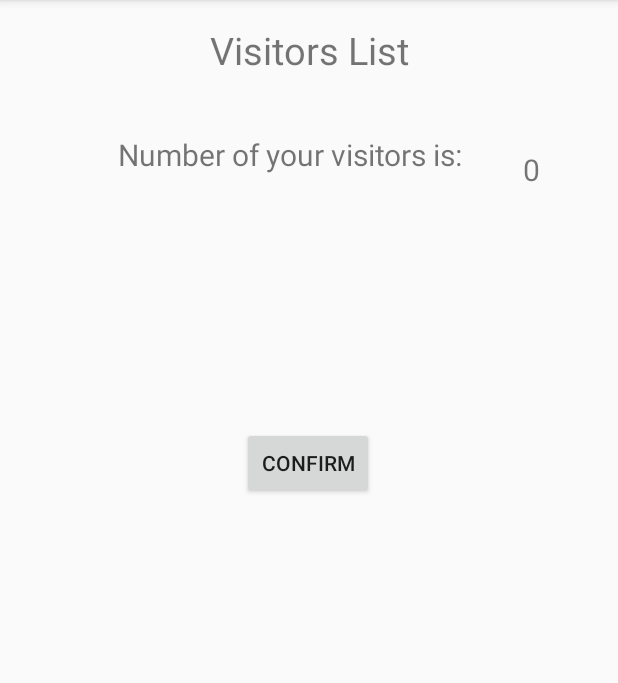
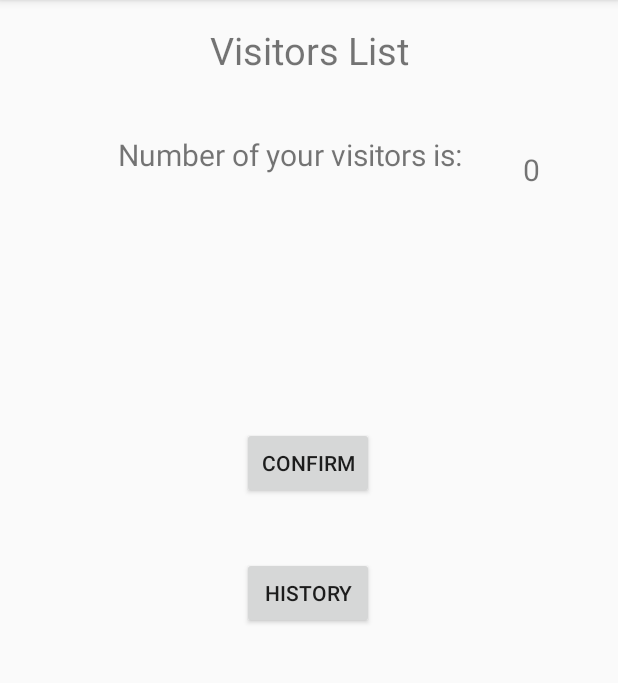
Before and after one commit to tongdanzhu/3010Project, an Android app: the doorbell screen opened directly, with no data from a screen before it, on a phone screen of 412 x 824 dp, the part 84-767 px from its top. Run offline under Robolectric (Android 15) with nearby library versions, the phone set to English and light mode, and no system bars; 1 statement that could not run was skipped.

Commit message:
add function:show visitor history list

```diff
--- a/Sweet/app/src/main/AndroidManifest.xml
+++ b/Sweet/app/src/main/AndroidManifest.xml
@@ -21,6 +21,7 @@
         <activity android:name=".light"></activity>
         <activity android:name=".doorbell"></activity>
         <activity android:name=".mailbox"></activity>
+        <activity android:name=".visitorHistory"></activity>
 
     </application>
 
--- a/Sweet/app/src/main/java/com/example/sweet/doorbell.java
+++ b/Sweet/app/src/main/java/com/example/sweet/doorbell.java
@@ -21,6 +21,7 @@ public class doorbell extends AppCompatActivity {
     private TextView visitorsNum;
     private TextView visitorInfo;
     private Button confirm_bt;
+    private Button history_bt;
     private String houseid;
     private List<visitorVO> list = new ArrayList<>(); //a list of visitors
     private int i; //count the number of visitors in list.
@@ -55,6 +56,8 @@ public class doorbell extends AppCompatActivity {
                     break;
 
 
+
+
             }
 
         }
@@ -73,6 +76,8 @@ public class doorbell extends AppCompatActivity {
          visitorInfo = (TextView) findViewById(R.id.visitorInfo);
          confirm_bt = (Button) findViewById(R.id.visitorConfirmButton) ;
          confirm_bt.setEnabled(Boolean.TRUE);
+         history_bt = (Button) findViewById(R.id.history);
+         history_bt.setEnabled(Boolean.TRUE);
 
 
         /*
@@ -138,7 +143,7 @@ public class doorbell extends AppCompatActivity {
                                 message.what = 2;
                                 message.obj = s;
                             }else {
-                                 s = "confirm failed";
+                                 s = "You have no visitors";
                                 message.what = 3;
                                 message.obj = s;
                             }
@@ -159,6 +164,20 @@ public class doorbell extends AppCompatActivity {
         });
 
 
+        history_bt.setOnClickListener(new View.OnClickListener() {
+            @Override
+            public void onClick(View v) {
+
+                Intent intent = new Intent();
+                intent.setClass(doorbell.this,visitorHistory.class);
+                intent.putExtra("house_id", houseid);
+                startActivity(intent);
+
+            }
+        });
+
+
+
     }
 
     /*
--- a/Sweet/app/src/main/res/layout/doorbell.xml
+++ b/Sweet/app/src/main/res/layout/doorbell.xml
@@ -70,4 +70,16 @@
         app:layout_constraintStart_toStartOf="parent"
         app:layout_constraintTop_toBottomOf="@+id/visitorInfo"
         app:layout_constraintVertical_bias="0.116" />
+
+    <Button
+        android:id="@+id/history"
+        android:layout_width="wrap_content"
+        android:layout_height="wrap_content"
+        android:text="@string/history_bt"
+        app:layout_constraintBottom_toBottomOf="parent"
+        app:layout_constraintEnd_toEndOf="parent"
+        app:layout_constraintHorizontal_bias="0.498"
+        app:layout_constraintStart_toStartOf="parent"
+        app:layout_constraintTop_toBottomOf="@+id/visitorConfirmButton"
+        app:layout_constraintVertical_bias="0.099" />
 </androidx.constraintlayout.widget.ConstraintLayout>
--- a/Sweet/app/src/main/res/values/strings.xml
+++ b/Sweet/app/src/main/res/values/strings.xml
@@ -18,4 +18,7 @@
     <string name="visitorInfo"></string>
     <string name="doorbellTitle">Visitors List</string>
     <string name="visitorConfirmButton">confirm</string>
+    <string name="history_bt">History</string>
+    <string name="historyTitle">Visitor History</string>
+    <string name="historyInfo"></string>
 </resources>
```
Also changed, not shown: Sweet/app/src/main/java/com/example/sweet/MyConnection.java (+24 -8 lines), Sweet/app/src/main/java/com/example/sweet/visitorHistory.java (added, +97 -0 lines), Sweet/app/src/main/res/layout/visitor_history.xml (added, +31 -0 lines).
